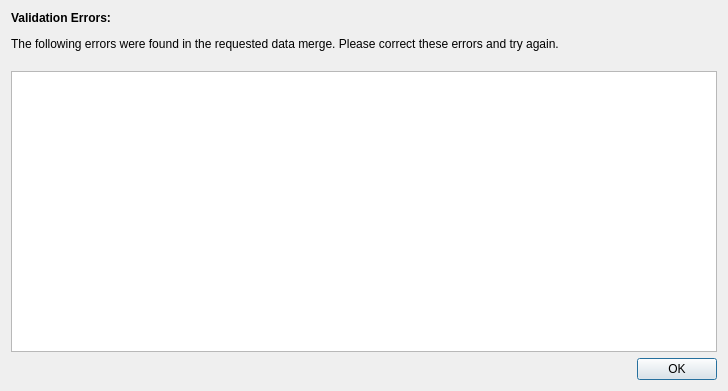
This is src/error_dialog_base.ui in lparchaeology/ArkPlan as Qt 5 draws it before an edit. The edited form follows.
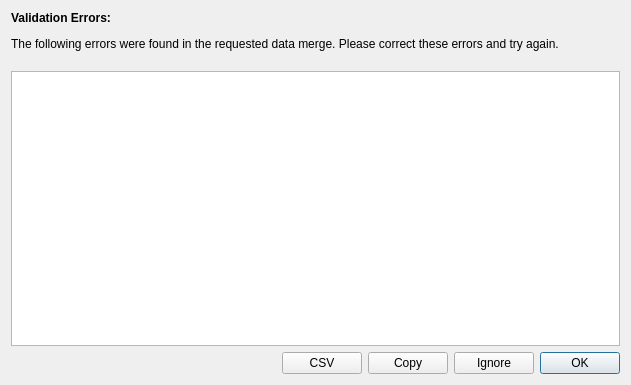
This is the edited form.

Commit message: Copy errors to clipboard, ignore minor errors

Diff of the .ui file:
```diff
--- a/src/error_dialog_base.ui
+++ b/src/error_dialog_base.ui
@@ -6,8 +6,8 @@
    <rect>
     <x>0</x>
     <y>0</y>
-    <width>728</width>
-    <height>391</height>
+    <width>631</width>
+    <height>385</height>
    </rect>
   </property>
   <property name="windowTitle">
@@ -28,14 +28,55 @@
     <widget class="QTableView" name="errorTable"/>
    </item>
    <item>
-    <widget class="QDialogButtonBox" name="buttonBox">
-     <property name="orientation">
-      <enum>Qt::Horizontal</enum>
-     </property>
-     <property name="standardButtons">
-      <set>QDialogButtonBox::Ok</set>
-     </property>
-    </widget>
+    <layout class="QHBoxLayout" name="horizontalLayout">
+     <item>
+      <spacer name="horizontalSpacer">
+       <property name="orientation">
+        <enum>Qt::Horizontal</enum>
+       </property>
+       <property name="sizeHint" stdset="0">
+        <size>
+         <width>40</width>
+         <height>20</height>
+        </size>
+       </property>
+      </spacer>
+     </item>
+     <item>
+      <widget class="QPushButton" name="csvButton">
+       <property name="text">
+        <string>CSV</string>
+       </property>
+      </widget>
+     </item>
+     <item>
+      <widget class="QPushButton" name="copyButton">
+       <property name="text">
+        <string>Copy</string>
+       </property>
+      </widget>
+     </item>
+     <item>
+      <widget class="QPushButton" name="ignoreButton">
+       <property name="enabled">
+        <bool>true</bool>
+       </property>
+       <property name="text">
+        <string>Ignore</string>
+       </property>
+      </widget>
+     </item>
+     <item>
+      <widget class="QPushButton" name="okButton">
+       <property name="text">
+        <string>OK</string>
+       </property>
+       <property name="default">
+        <bool>true</bool>
+       </property>
+      </widget>
+     </item>
+    </layout>
    </item>
   </layout>
  </widget>
```
Left out of the diff: 42 changed lines with no effect on the pictures. The commit also changes 3 other files.
